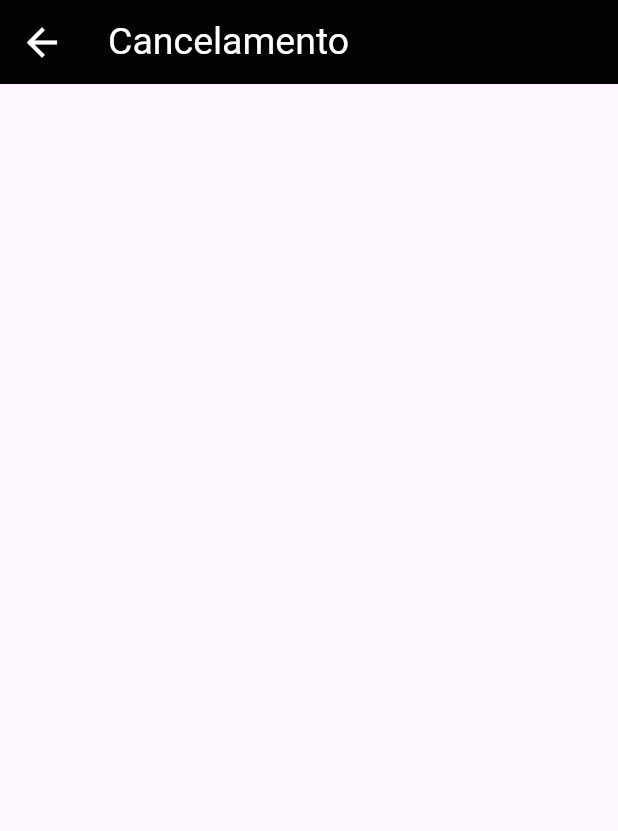
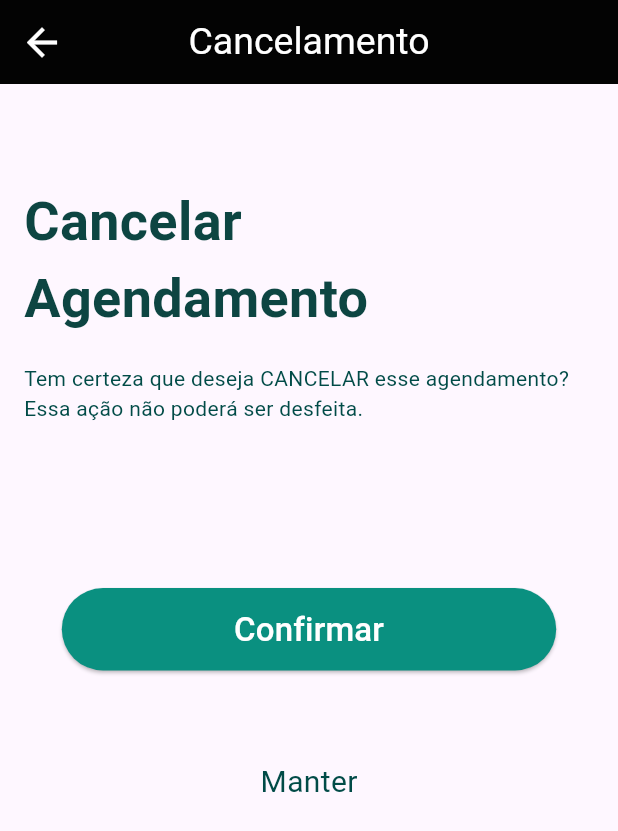
Before and after one commit to Xpert-Xperience/mais_saude_application, a Flutter app: the Cancelamento screen opened directly, on a phone screen of 412 x 824 dp. Shown: the top 831 px of the screen. Run offline on Flutter 3.47's test engine with Material 3 defaults, Android fonts, the phone set to English and light mode, and no system bars; our stand-ins replace sqflite; accounts and stored records are empty.

Commit message:
construção da tela de cancelamento de consultas

```diff
--- a/lib/view/cancelamento/cancelamento_view.dart
+++ b/lib/view/cancelamento/cancelamento_view.dart
@@ -1,10 +1,15 @@
 import 'package:flutter/material.dart';
+import 'package:mais_saude/view/historico/historico_view.dart';
 
 class Cancelamento extends StatefulWidget {
   const Cancelamento({super.key});
 
   @override
   State<Cancelamento> createState() => _CancelamentoState();
+}
+
+double displayWidth(BuildContext context) {
+  return MediaQuery.of(context).size.width;
 }
 
 class _CancelamentoState extends State<Cancelamento> {
@@ -26,8 +31,79 @@ class _CancelamentoState extends State<Cancelamento> {
             },
           ),
         ),
-        title: Text('Cancelamento', style: TextStyle(fontSize: 25)),
+        title: Text(
+          'Cancelamento',
+          style: TextStyle(fontSize: 25),
+        ),
+        centerTitle: true,
         foregroundColor: Color.fromARGB(255, 255, 255, 255),
+      ),
+      body: Padding(
+        padding: EdgeInsets.all(16.0),
+        child: Column(
+          crossAxisAlignment: CrossAxisAlignment.start,
+          children: [
+            SizedBox(height: 50),
+            Text(
+              'Cancelar',
+              style: TextStyle(
+                fontSize: 36,
+                fontWeight: FontWeight.bold,
+                color: Color(0xFF0D4542),
+              ),
+            ),
+            Text(
+              'Agendamento',
+              style: TextStyle(
+                  fontSize: 36,
+                  fontWeight: FontWeight.bold,
+                  color: Color(0xFF0D4542)),
+            ),
+            SizedBox(height: 18),
+            Text(
+              'Tem certeza que deseja CANCELAR esse agendamento? Essa ação não poderá ser desfeita.',
+              style: TextStyle(fontSize: 14, color: Color(0xFF014B47)),
+            ),
+            const SizedBox(height: 110),
+            Center(
+              child: ElevatedButton(
+                onPressed: () {
+                  Navigator.push(
+                    context,
+                    MaterialPageRoute(builder: (context) => const Historico()),
+                  );
+                },
+                style: ElevatedButton.styleFrom(
+                    minimumSize: Size(displayWidth(context) * 0.8, 55),
+                    backgroundColor: Color(0xFF0A9080)),
+                child: const Text(
+                  'Confirmar',
+                  style: TextStyle(
+                      fontSize: 22, color: Color.fromARGB(255, 255, 255, 255)),
+                ),
+              ),
+            ),
+            const SizedBox(height: 60),
+            GestureDetector(
+              onTap: () {
+                Navigator.push(
+                  context,
+                  MaterialPageRoute(builder: (context) => const Historico()),
+                );
+              },
+              child: Align(
+                alignment: Alignment.center,
+                child: Text(
+                  'Manter',
+                  style: TextStyle(
+                    fontSize: 20,
+                    color: Color(0xFF014B47),
+                  ),
+                ),
+              ),
+            ),
+          ],
+        ),
       ),
     );
   }
```
